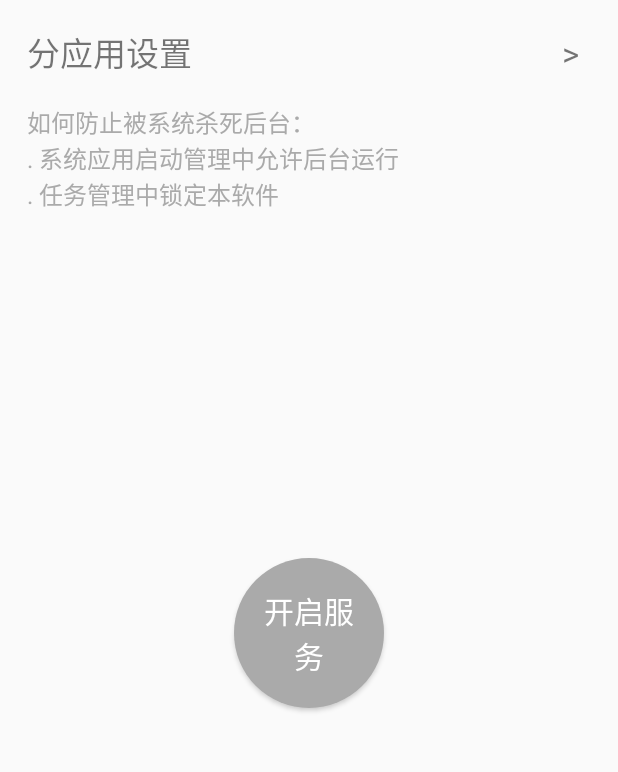
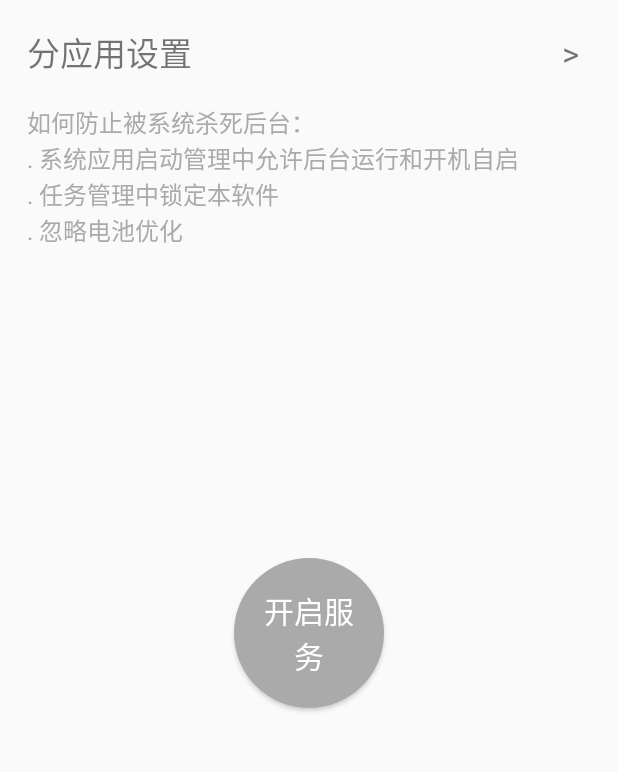
Before and after one commit to Promisin/ADSkip, an Android app: the layout activity_main.xml on its own in the app's theme, with its tools: preview values and no code run, on a phone screen of 412 x 824 dp, the part 113-885 px from its top. Run offline under Robolectric (Android 15) with nearby library versions, the phone set to English and light mode, and no system bars.

Commit message:
fix: modify notice text

```diff
--- a/app/src/main/res/values/strings.xml
+++ b/app/src/main/res/values/strings.xml
@@ -6,7 +6,7 @@
     <string name="toggle_button_text_off">开启服务</string>
     <string name="request_permission">无障碍权限：</string>
     <string name="permission_path">设置>辅助功能>无障碍\t找到ADSkip开启权限</string>
-    <string name="notice">如何防止被系统杀死后台：\n. 系统应用启动管理中允许后台运行\n. 任务管理中锁定本软件</string>
+    <string name="notice">如何防止被系统杀死后台：\n. 系统应用启动管理中允许后台运行和开机自启\n. 任务管理中锁定本软件\n. 忽略电池优化</string>
     <string name="app_respectively_setting">分应用设置</string>
     <string name="arrow"><![CDATA[>]]></string>
     <string name="setting_activity_title">分应用设置</string>
```
